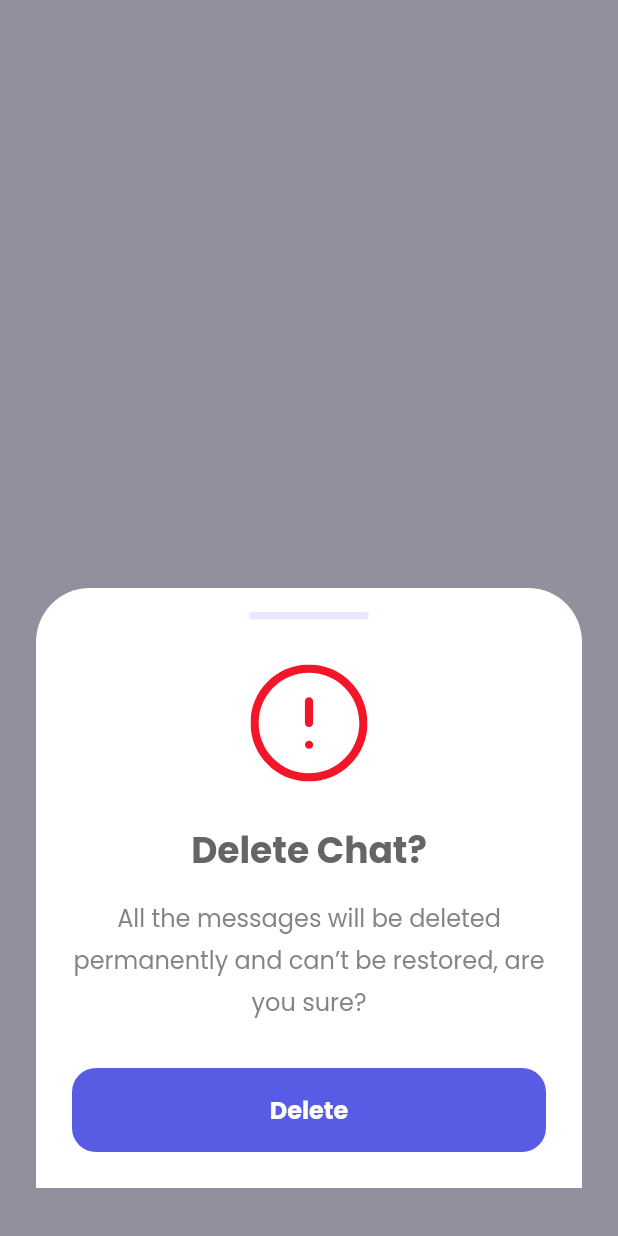
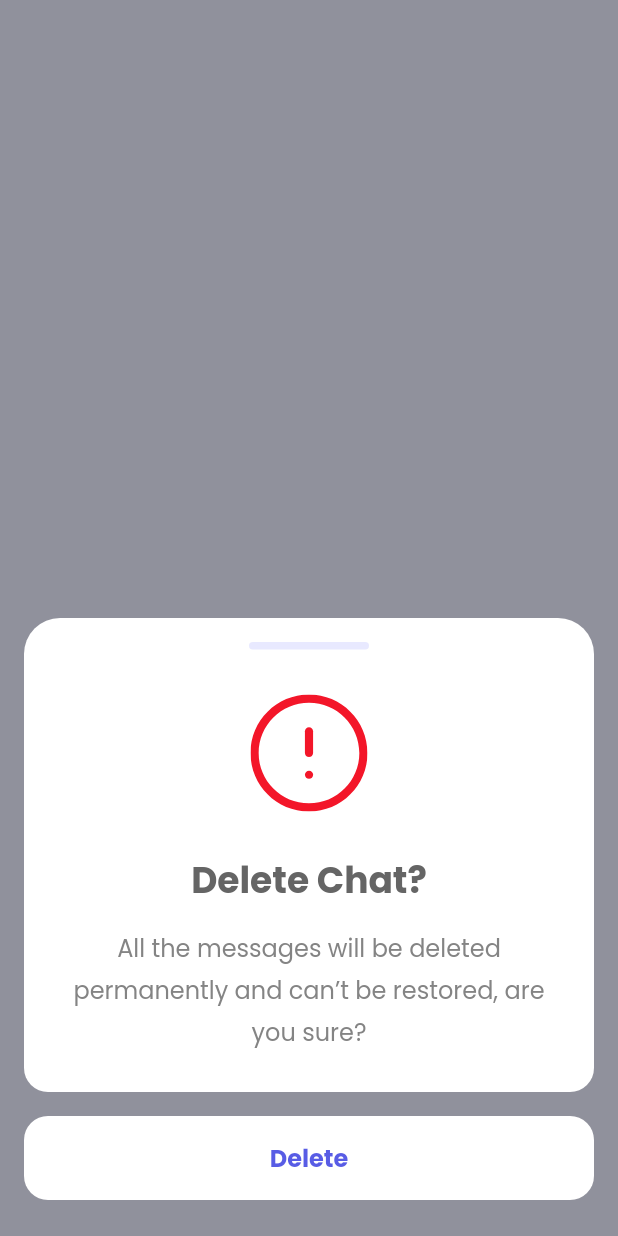
Before and after one commit to IamKhuk/HealthyMe, a Flutter app: what showDeleteChat() shows on an empty page, opened directly with empty values, on a phone screen of 412 x 824 dp. Run offline on Flutter 3.47's test engine with Material 2 defaults, Android fonts, the phone set to English and light mode, and no system bars; our stand-ins replace flutter_svg, flutter_swipe_action_cell, google_maps_flutter.

Commit message:
ic_launcher changed, some fixes

```diff
--- a/healthy_me/lib/src/dialog/bottom_dialog.dart
+++ b/healthy_me/lib/src/dialog/bottom_dialog.dart
@@ -17,11 +17,17 @@ class BottomDialog {
         return StatefulBuilder(
           builder: (BuildContext context, StateSetter setState) {
             return Container(
-              height: 400,
+              height: 412,
+              child: Column(
+                children: [
+                  Container(
+                    height: 316,
                     decoration: BoxDecoration(
                       borderRadius: BorderRadius.only(
-                  topRight: Radius.circular(36),
-                  topLeft: Radius.circular(36),
+                        topRight: Radius.circular(24),
+                        topLeft: Radius.circular(24),
+                        bottomRight: Radius.circular(16),
+                        bottomLeft: Radius.circular(16),
                       ),
                       color: AppTheme.white,
                     ),
@@ -30,9 +36,8 @@ class BottomDialog {
                       vertical: 16,
                     ),
                     margin: EdgeInsets.only(
-                left: 24,
-                right: 24,
-                bottom: 32,
+                      left: 16,
+                      right: 16,
                     ),
                     child: Column(
                       children: [
@@ -74,6 +79,11 @@ class BottomDialog {
                             textAlign: TextAlign.center,
                           ),
                         ),
+                        SizedBox(height: 8),
+                      ],
+                    ),
+                  ),
+                  SizedBox(height: 16),
                   GestureDetector(
                     onTap: () {
                       delete(true);
@@ -81,8 +91,13 @@ class BottomDialog {
                     },
                     child: Container(
                       height: 56,
+                      margin: EdgeInsets.only(
+                        left: 16,
+                        right: 16,
+                        bottom: 24,
+                      ),
                       decoration: BoxDecoration(
-                        color: AppTheme.purple,
+                        color: AppTheme.white,
                         borderRadius: BorderRadius.circular(16),
                       ),
                       child: Center(
@@ -93,13 +108,12 @@ class BottomDialog {
                             fontSize: 16,
                             fontFamily: AppTheme.fontFamily,
                             height: 1.5,
-                            color: AppTheme.white,
+                            color: AppTheme.purple,
                           ),
                         ),
                       ),
                     ),
                   ),
-                  SizedBox(height: 8),
                 ],
               ),
             );
--- a/healthy_me/lib/src/ui/main_screen.dart
+++ b/healthy_me/lib/src/ui/main_screen.dart
@@ -39,6 +39,16 @@ class _MainScreenState extends State<MainScreen> {
               height: 70,
               width: size.width,
               margin: EdgeInsets.only(left: 16, bottom: 16, right: 16),
+              decoration: BoxDecoration(
+                boxShadow: [
+                  BoxShadow(
+                    offset: Offset(5, 9),
+                    blurRadius: 30,
+                    spreadRadius: 0,
+                    color: AppTheme.gray,
+                  ),
+                ],
+              ),
               child: Stack(
                 children: [
                   CustomPaint(
```
Also changed, not shown: healthy_me/lib/src/ui/menu/schedule/appointment_screen.dart (+5 -5 lines), 5 other files. Lines whose indentation alone changed are shown as unchanged.
